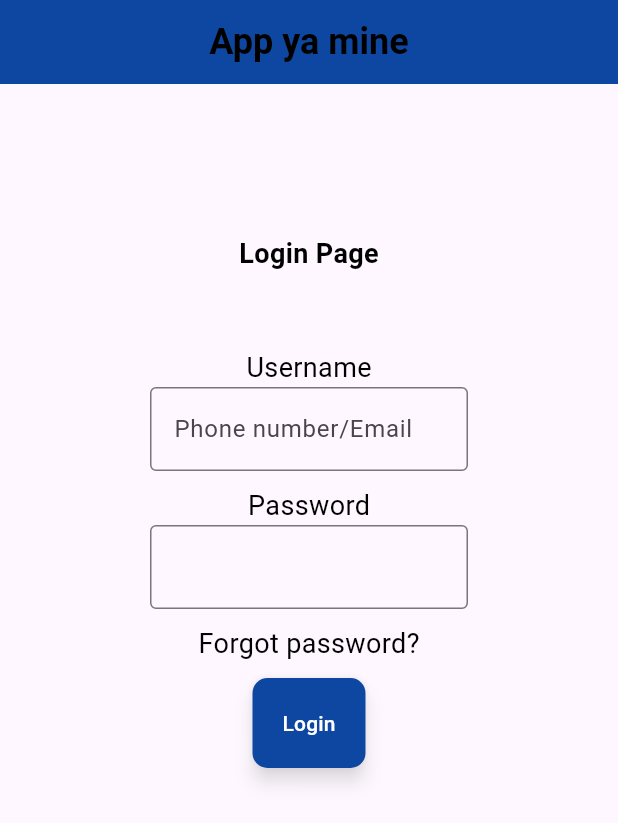
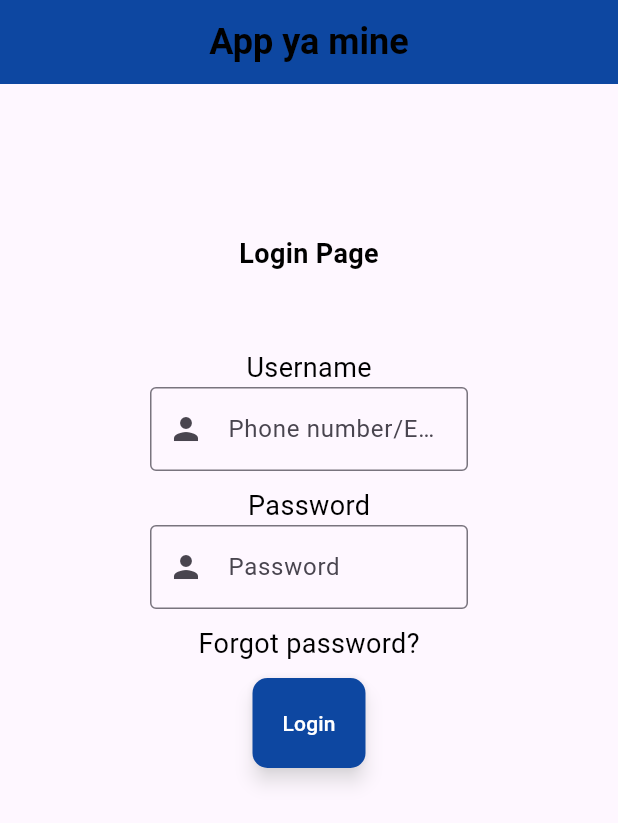
Before and after one commit to eiidoubleyuwes/nimeku-dart-a, a Flutter app: the screen it shows after launch, on a phone screen of 412 x 824 dp. Shown: the top 823 px of the screen. Run offline on Flutter 3.47's test engine with Material 3 defaults, Android fonts, the phone set to English and light mode, and no system bars.

Commit message:
Added Icon to the customText field
Icons are added to the customcontroller.dart file but it is hard coded,will fix it later

```diff
--- a/myapp_flutter/lib/main.dart
+++ b/myapp_flutter/lib/main.dart
@@ -53,6 +53,7 @@ class Home extends StatelessWidget {
             CustomTextWidget(
                 "PASSWORD",
                 label: 'password',
+                hint: "Password",
               ),
             SizedBox(
                 height: 10.0,
--- a/myapp_flutter/lib/views/customcontroller.dart
+++ b/myapp_flutter/lib/views/customcontroller.dart
@@ -15,6 +15,7 @@ class CustomTextWidget extends StatelessWidget {
       decoration: InputDecoration(
         border: OutlineInputBorder(),
         hintText: hint,
+        prefixIcon: Icon(Icons.person),
       ),
       controller: TextEditingController(),
     );
```
